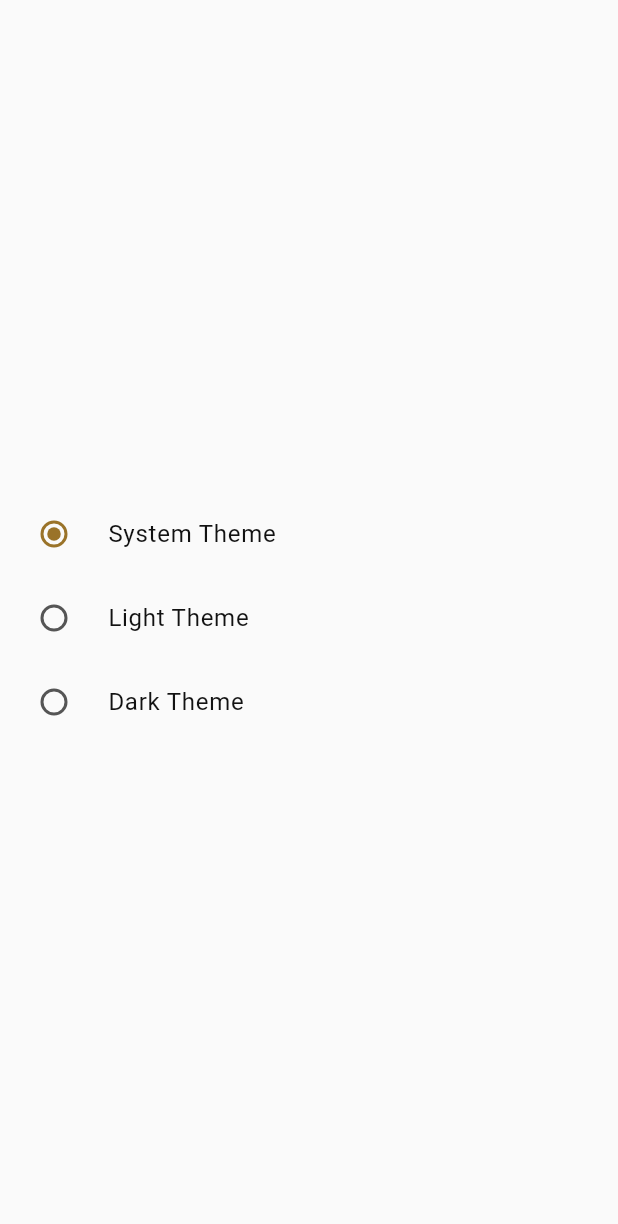
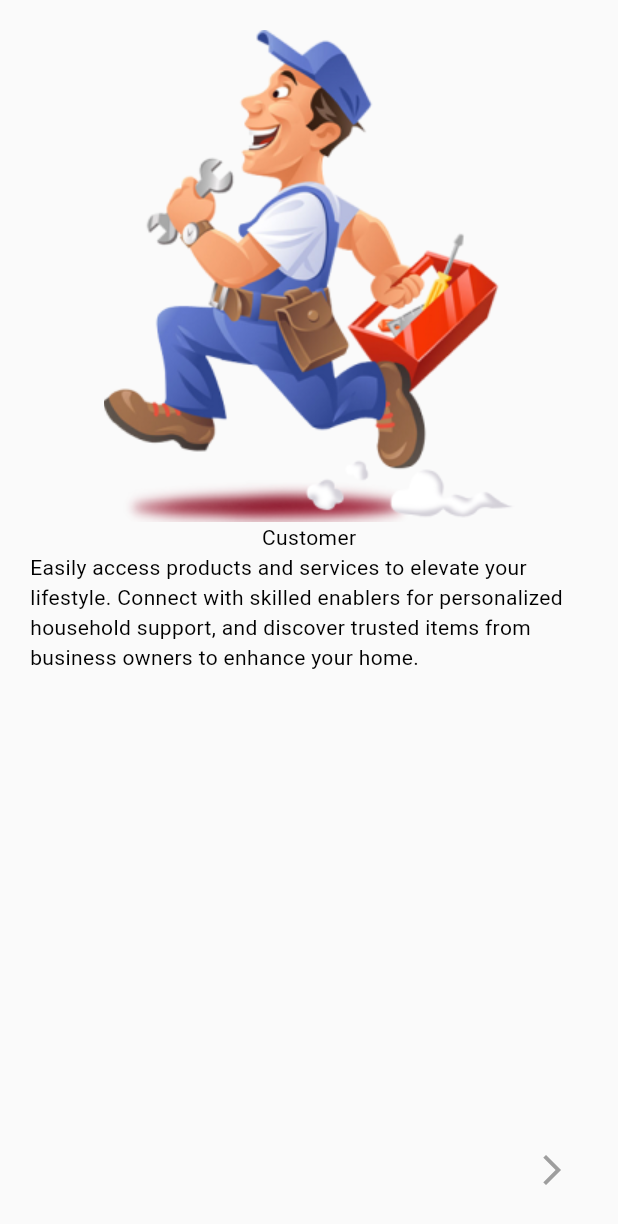
Before and after one commit to TL-TECHNOLOGIES-PRIVATE-LIMITED/every_home-flutter, a Flutter app: the ScreenOnBoarding screen opened directly, on a phone screen of 412 x 824 dp. Shown: the top 1224 px of the screen. Run offline on Flutter 3.47's test engine with Material 3 defaults, Android fonts, the light colour scheme and no system bars; our stand-ins replace audioplayers, connectivity_plus, country_code_picker, device_info_plus, easy_localization, firebase_auth and 17 more; missing offline and left inert: google_maps_webservice; accounts and stored records are empty.

Commit message:
added on boarding

```diff
--- a/assets/translations/en.json
+++ b/assets/translations/en.json
@@ -1,12 +1,12 @@
 {
   "app_name": "Every Home",
   "company_name": "TL Technologies",
-  "intro_title_1": "Select Your Natural Frozen Items",
-  "intro_title_2": "Easy Checkout for Pure Frozen Choices",
-  "intro_title_3": "Get Freshly Frozen, Naturally Healthy Food Delivered Right to Your Door!",
-  "intro_description_1": "Discover our 100% pure frozen selection and add your preffered items to the shopping cart.",
-  "intro_description_2": "Review your selection in your shopping bag and securely check out to enjoy price, fresh-to-frozen items.",
-  "intro_description_3": "Enjoy chemical-free and preservative-free frozen foods, carefully selected for their nutritional goodness. Frosty Foods brings premium bites to your doorstep. Enjoy Shopping 🛒",
+  "on_boarding_title_1": "Customer",
+  "on_boarding_title_2": "Enabler",
+  "on_boarding_title_3": "Business Owner",
+  "on_boarding_description_1": "Easily access products and services to elevate your lifestyle. Connect with skilled enablers for personalized household support, and discover trusted items from business owners to enhance your home.",
+  "on_boarding_description_2": "Reliable individuals assisting with essential tasks—cleaning, cooking, childcare, elder care, and maintenance. Enablers bring ease and efficiency to your home, letting you focus on what matters most",
+  "on_boarding_description_3": "Your trusted source for household essentials and services, offering everything from furniture to home maintenance. Perfect for enablers and customers alike, with quality products and reliable rentals.",
   "get_started": "Get Started",
   "skip_login": "Skip",
   "login": "Login",
--- a/lib/helper/general_widgets/custom_text_label.dart
+++ b/lib/helper/general_widgets/custom_text_label.dart
@@ -1,5 +1,4 @@
 import 'package:every_home_flutter/helper/utils/general_imports.dart';
-import 'package:flutter/material.dart';
 
 class CustomTextLabel extends StatelessWidget {
   final String? text;
--- a/lib/helper/general_widgets/message_container.dart
+++ b/lib/helper/general_widgets/message_container.dart
@@ -1,5 +1,4 @@
 import 'package:every_home_flutter/helper/utils/general_imports.dart';
-import 'package:flutter/material.dart';
 
 Widget MessageContainer({
   required BuildContext context,
--- a/lib/helper/general_widgets/widgets.dart
+++ b/lib/helper/general_widgets/widgets.dart
@@ -1,5 +1,4 @@
 import 'package:every_home_flutter/helper/utils/general_imports.dart';
-import 'package:flutter/material.dart';
 
 getDarkLightIcon({
   double? height,
--- a/lib/helper/utils/constant.dart
+++ b/lib/helper/utils/constant.dart
@@ -1,5 +1,4 @@
 import 'package:every_home_flutter/helper/utils/general_imports.dart';
-import 'package:flutter/material.dart';
 
 enum NetworkStatus { online, offline }
 
--- a/lib/helper/utils/generalMethods.dart
+++ b/lib/helper/utils/generalMethods.dart
@@ -1,9 +1,6 @@
-import 'package:flutter/services.dart';
 import 'package:geolocator/geolocator.dart';
 import 'package:http/http.dart' as http;
-import 'package:intl/intl.dart';
 import 'package:every_home_flutter/helper/utils/general_imports.dart';
-import 'package:flutter/material.dart';
 
 enum MessageType { success, error, warning }
 
--- a/lib/helper/utils/general_imports.dart
+++ b/lib/helper/utils/general_imports.dart
@@ -14,6 +14,7 @@ export 'package:every_home_flutter/helper/general_widgets/toastAnimation.dart';
 export 'package:every_home_flutter/helper/general_widgets/message_container.dart';
 export 'package:every_home_flutter/model/geo_address.dart';
 export 'package:every_home_flutter/modules/intro/view/splash_screen.dart';
+export 'package:every_home_flutter/modules/intro/view/on_boarding.dart';
 
 export 'package:flutter_screenutil/flutter_screenutil.dart';
 export 'package:easy_localization/easy_localization.dart';
--- /dev/null
+++ b/lib/modules/intro/model/on_boarding_model.dart
@@ -0,0 +1,8 @@
+class OnBoardingModel {
+  final String title;
+  final String description;
+  final String image;
+
+  OnBoardingModel(
+      {required this.title, required this.description, required this.image});
+}
--- a/lib/modules/intro/view/on_boarding.dart
+++ b/lib/modules/intro/view/on_boarding.dart
@@ -1,5 +1,6 @@
 import 'package:every_home_flutter/helper/utils/general_imports.dart';
-import 'package:get/get.dart';
+import 'package:every_home_flutter/modules/intro/model/on_boarding_model.dart';
+import 'package:get/get.dart' hide Trans;
 
 class ScreenOnBoarding extends StatefulWidget {
   const ScreenOnBoarding({super.key});
@@ -9,96 +10,75 @@ class ScreenOnBoarding extends StatefulWidget {
 }
 
 class _ScreenOnBoardingState extends State<ScreenOnBoarding> {
+  RxInt currentIndex = 0.obs;
+  List<OnBoardingModel> onBoardingList = [
+    OnBoardingModel(
+      title: "on_boarding_title_1".tr(),
+      description: "on_boarding_description_1".tr(),
+      image: "enabler.png",
+    ),
+    OnBoardingModel(
+      title: "on_boarding_title_2".tr(),
+      description: "on_boarding_description_2".tr(),
+      image: "enabler.png",
+    ),
+    OnBoardingModel(
+      title: "on_boarding_title_3".tr(),
+      description: "on_boarding_description_3".tr(),
+      image: "enabler.png",
+    ),
+  ];
+
   @override
   Widget build(BuildContext context) {
-    final sessionManager = Get.find<SessionManager>();
-    return Scaffold(
+    return SafeArea(
+      child: Scaffold(
         body: Center(
+          child: Obx(() {
+            return Padding(
+              padding: const EdgeInsets.all(20.0),
               child: Column(
                 mainAxisSize: MainAxisSize.min,
                 children: [
-            Obx(() => RadioListTile<int>(
-                  fillColor: MaterialStateProperty.resolveWith<Color?>(
-                      (Set<MaterialState> states) {
-                    if (states.contains(MaterialState.selected)) {
-                      return Theme.of(context).brightness == Brightness.dark
-                          ? ColorsRes.appColorDark
-                          : ColorsRes.appColor; // Active color
+                  defaultImg(
+                      image: onBoardingList[currentIndex.value].image,
+                      height: 250.h),
+                  Text(onBoardingList[currentIndex.value].title),
+                  Text(onBoardingList[currentIndex.value].description),
+                  const Spacer(),
+                  Row(
+                    mainAxisAlignment: MainAxisAlignment.spaceBetween,
+                    children: [
+                      currentIndex.value != 0
+                          ? IconButton(
+                              onPressed: () {
+                                if (currentIndex.value > 0) {
+                                  currentIndex.value--;
                                 }
-                    return Theme.of(context).brightness == Brightness.dark
-                        ? ColorsRes.subTitleTextColorDark
-                        : ColorsRes.subTitleTextColorLight; // Inactive color
+                              },
+                              icon: const Icon(Icons.arrow_back_ios),
+                            )
+                          : const SizedBox(),
+                      IconButton(
+                        onPressed: () {
+                          if (currentIndex.value < onBoardingList.length - 1 &&
+                              currentIndex.value != 2) {
+                            currentIndex.value++;
+                          } else {
+                            Navigator.push(
+                                context,
+                                MaterialPageRoute(
+                                    builder: (ctx) => const ScreenSplash()));
+                          }
+                        },
+                        icon: const Icon(Icons.arrow_forward_ios),
+                      ),
+                    ],
+                  )
+                ],
+              ),
+            );
           }),
-                  activeColor: ColorsRes.appColor,
-                  title: Text(
-                    'System Theme',
-                    style: TextStyle(
-                        color: Theme.of(context).brightness == Brightness.dark
-                            ? ColorsRes.mainTextColorDark
-                            : ColorsRes.mainTextColorLight),
-                  ),
-                  value: 1,
-                  groupValue:
-                      sessionManager.getCurrentThemeNo(), // Observe changes
-                  onChanged: (value) {
-                    sessionManager.toggleTheme(value!);
-                  },
-                )),
-            Obx(() => RadioListTile<int>(
-                  fillColor: MaterialStateProperty.resolveWith<Color?>(
-                      (Set<MaterialState> states) {
-                    if (states.contains(MaterialState.selected)) {
-                      return Theme.of(context).brightness == Brightness.dark
-                          ? ColorsRes.appColorDark
-                          : ColorsRes.appColor; // Active color
-                    }
-                    return Theme.of(context).brightness == Brightness.dark
-                        ? ColorsRes.subTitleTextColorDark
-                        : ColorsRes.subTitleTextColorLight; // Inactive color
-                  }),
-                  activeColor: ColorsRes.appColor,
-                  title: Text(
-                    'Light Theme',
-                    style: TextStyle(
-                        color: Theme.of(context).brightness == Brightness.dark
-                            ? ColorsRes.mainTextColorDark
-                            : ColorsRes.mainTextColorLight),
-                  ),
-                  value: 2,
-                  groupValue:
-                      sessionManager.getCurrentThemeNo(), // Observe changes
-                  onChanged: (value) {
-                    sessionManager.toggleTheme(value!);
-                  },
-                )),
-            Obx(() => RadioListTile<int>(
-                  fillColor: MaterialStateProperty.resolveWith<Color?>(
-                      (Set<MaterialState> states) {
-                    if (states.contains(MaterialState.selected)) {
-                      return Theme.of(context).brightness == Brightness.dark
-                          ? ColorsRes.appColorDark
-                          : ColorsRes.appColor; // Active color
-                    }
-                    return Theme.of(context).brightness == Brightness.dark
-                        ? ColorsRes.subTitleTextColorDark
-                        : ColorsRes.subTitleTextColorLight; // Inactive color
-                  }),
-
-                  title: Text(
-                    'Dark Theme',
-                    style: TextStyle(
-                        color: Theme.of(context).brightness == Brightness.dark
-                            ? ColorsRes.mainTextColorDark
-                            : ColorsRes.mainTextColorLight),
-                  ),
-                  value: 3,
-                  groupValue:
-                      sessionManager.getCurrentThemeNo(), // Observe changes
-                  onChanged: (value) {
-                    sessionManager.toggleTheme(value!);
-                  },
-                )),
-          ],
         ),
       ),
     );
--- a/lib/modules/intro/view/splash_screen.dart
+++ b/lib/modules/intro/view/splash_screen.dart
@@ -1,5 +1,4 @@
 import 'package:every_home_flutter/helper/utils/general_imports.dart';
-import 'package:every_home_flutter/modules/intro/view/on_boarding.dart';
 
 class ScreenSplash extends StatefulWidget {
   const ScreenSplash({super.key});
@@ -12,8 +11,8 @@ class _ScreenSplashState extends State<ScreenSplash> {
   @override
   void initState() {
     Future.delayed(const Duration(seconds: 3)).then((_) {
-      // Navigator.push(context,
-      //     MaterialPageRoute(builder: (ctx) => const ScreenOnBoarding()));
+      Navigator.push(context,
+          MaterialPageRoute(builder: (ctx) => const ScreenOnBoarding()));
     });
     super.initState();
   }
```
Also changed, not shown: lib/helper/general_widgets/change_theme_list.dart (added, +81 -0 lines), assets/images/enabler.png (added). Lines whose indentation alone changed are shown as unchanged.
